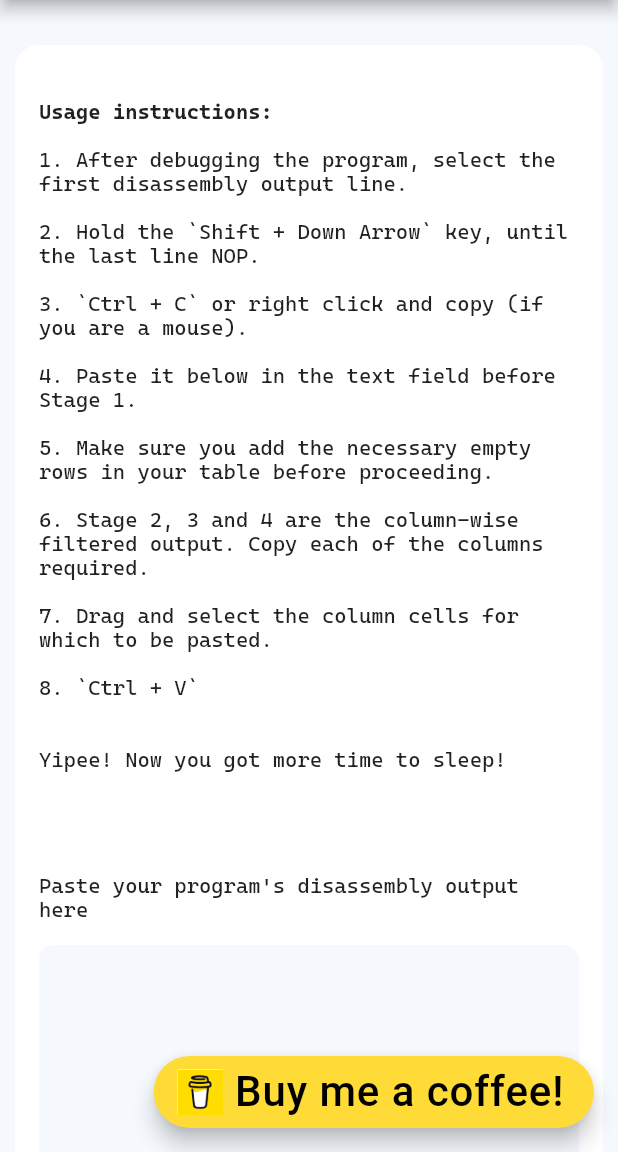
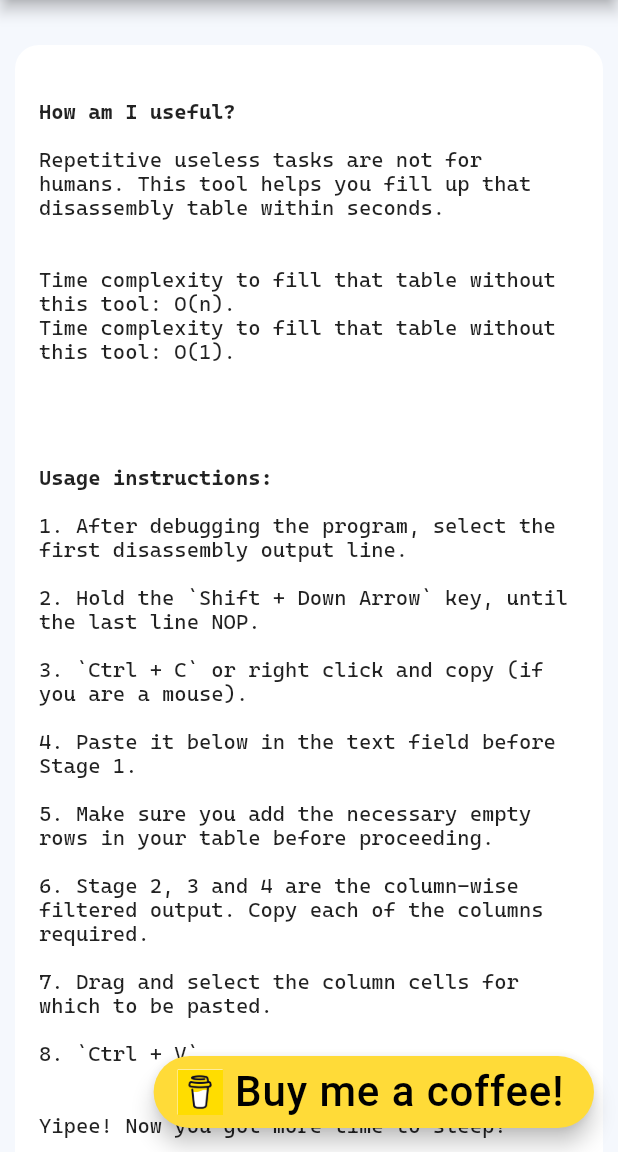
Before and after one commit to rithviknishad/keil_disassembly, a Flutter app: the screen it shows after launch, on a phone screen of 412 x 824 dp, the part 84-1236 px from its top. Run offline on Flutter 3.47's test engine with Material 2 defaults, Android fonts, the phone set to English and light mode, and no system bars; our stand-ins replace flutter_icons, google_fonts; missing offline and left inert: flutter_animator; Roboto replaces fonts that are missing (Cookie).

Commit message:
add how am i useful and tc

```diff
--- a/lib/routes/home.dart
+++ b/lib/routes/home.dart
@@ -101,6 +101,26 @@ class _MyHomePageState extends State<MyHomePage> {
               child: Column(
                 mainAxisSize: MainAxisSize.min,
                 children: [
+                  SizedBox(height: 20),
+                  Container(
+                    alignment: Alignment.centerLeft,
+                    padding: const EdgeInsets.all(8.0),
+                    child: Text(
+                      "How am I useful?",
+                      style: TextStyle(
+                        fontWeight: FontWeight.bold,
+                      ),
+                    ),
+                  ),
+                  Container(
+                    alignment: Alignment.centerLeft,
+                    padding: const EdgeInsets.all(8.0),
+                    child: Text(
+                      "Repetitive useless tasks are not for humans. This tool helps you fill up that disassembly table within seconds.\n\n\n"
+                      "Time complexity to fill that table without this tool: O(n).\n"
+                      "Time complexity to fill that table without this tool: O(1).\n\n",
+                    ),
+                  ),
                   SizedBox(height: 20),
                   Container(
                     alignment: Alignment.centerLeft,
```
